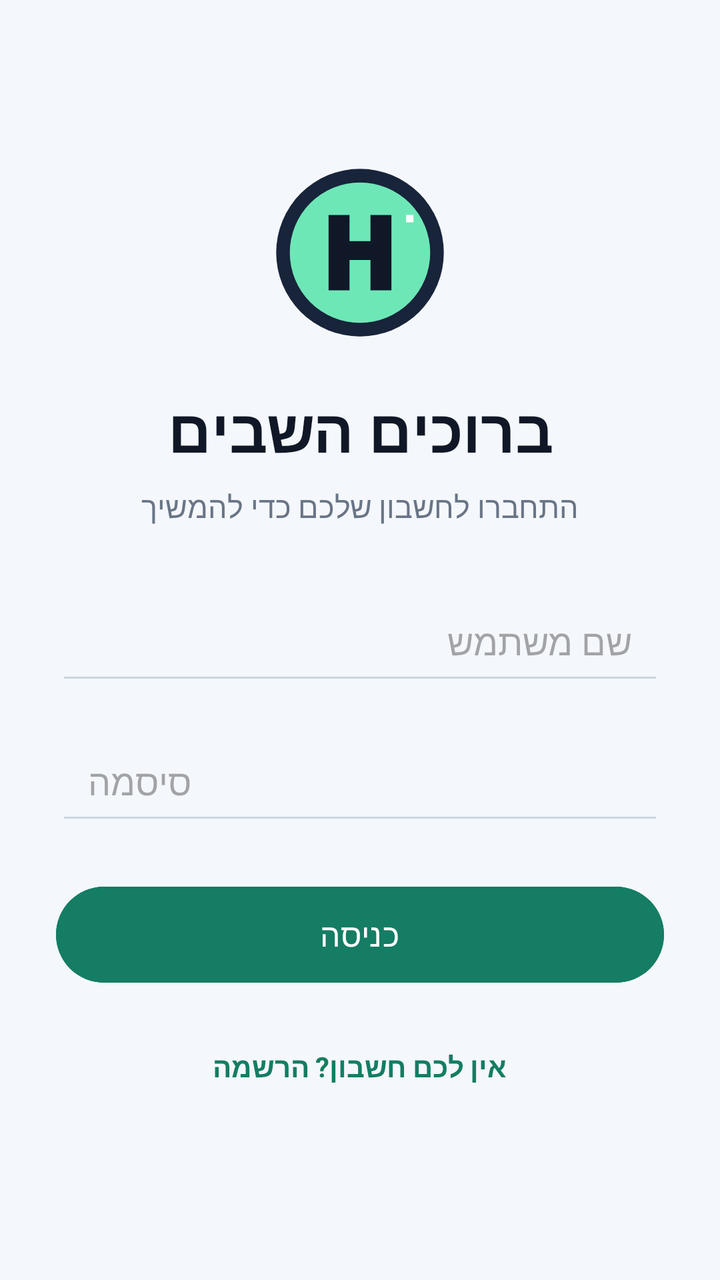
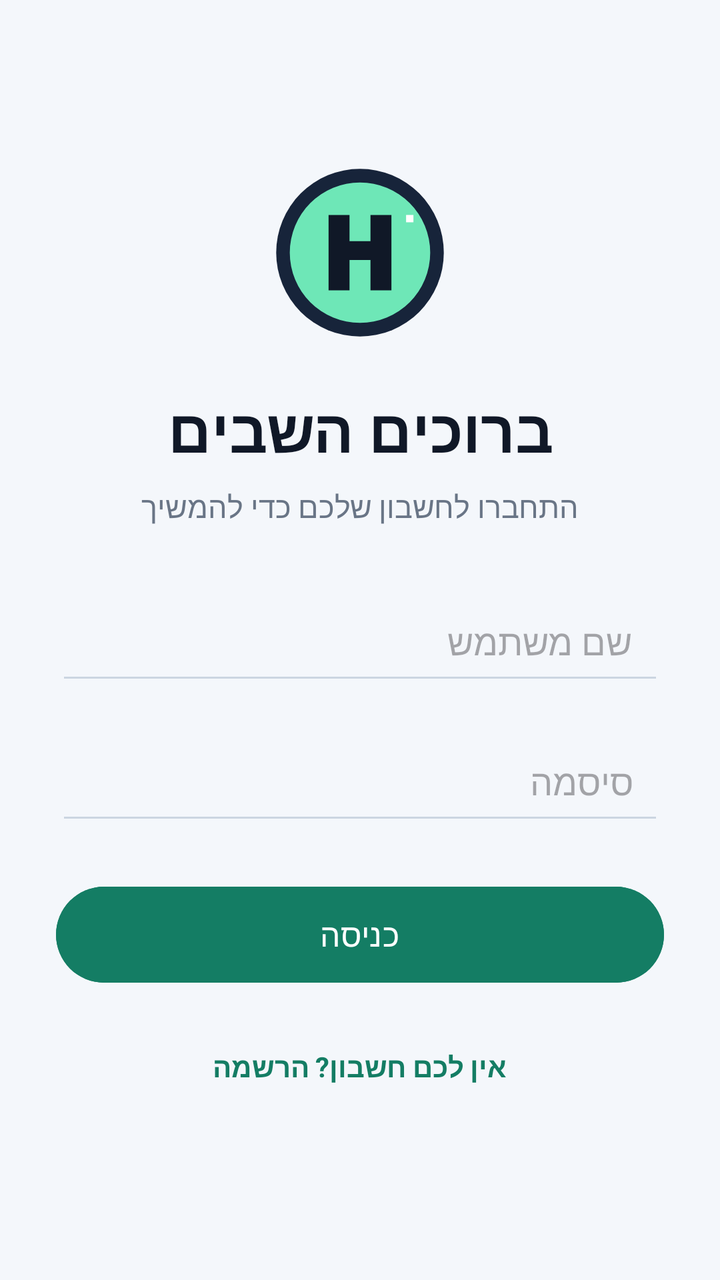

The first picture is an Android layout as it rendered before a commit; the second is the same layout after the commit. The layout source and the unified diff follow.
<!-- AndroidManifest.xml: application theme Theme.Bomba2 -->
<!-- res/layout/activity_login.xml -->
<?xml version="1.0" encoding="utf-8"?>
<ScrollView xmlns:android="http://schemas.android.com/apk/res/android"
    android:layout_width="match_parent"
    android:layout_height="match_parent"
    android:background="#F4F7FB"
    android:fillViewport="true"
    android:layoutDirection="rtl">

    <LinearLayout
        android:layout_width="match_parent"
        android:layout_height="match_parent"
        android:gravity="center_horizontal|center_vertical"
        android:orientation="vertical"
        android:padding="28dp">

        <ImageView
            android:layout_width="88dp"
            android:layout_height="88dp"
            android:contentDescription="סמל האפליקציה"
            android:scaleType="fitCenter"
            android:src="@drawable/ic_brand_mark" />

        <TextView
            android:layout_width="match_parent"
            android:layout_height="wrap_content"
            android:layout_marginTop="24dp"
            android:gravity="center"
            android:text="ברוכים השבים"
            android:textColor="#101827"
            android:textSize="30sp"
            android:textStyle="bold" />

        <TextView
            android:layout_width="match_parent"
            android:layout_height="wrap_content"
            android:layout_marginTop="8dp"
            android:layout_marginBottom="28dp"
            android:gravity="center"
            android:text="התחברו לחשבון שלכם כדי להמשיך"
            android:textColor="#697586"
            android:textSize="15sp" />

        <EditText
            android:id="@+id/etUser"
            android:layout_width="match_parent"
            android:layout_height="56dp"
            android:layout_marginBottom="14dp"
            android:backgroundTint="#CBD5E1"
            android:gravity="center_vertical|start"
            android:hint="שם משתמש"
            android:inputType="text"
            android:paddingHorizontal="16dp"
            android:singleLine="true" />

        <EditText
            android:id="@+id/etPass"
            android:layout_width="match_parent"
            android:layout_height="56dp"
            android:layout_marginBottom="22dp"
            android:backgroundTint="#CBD5E1"
            android:gravity="center_vertical|start"
            android:hint="סיסמה"
            android:inputType="textPassword"
            android:paddingHorizontal="16dp"
            android:singleLine="true" />

        <Button
            android:id="@+id/btnLogin"
            android:layout_width="match_parent"
            android:layout_height="56dp"
            android:backgroundTint="#147D64"
            android:gravity="center"
            android:text="כניסה"
            android:textAllCaps="false"
            android:textSize="16sp" />

        <TextView
            android:id="@+id/tvToRegister"
            android:layout_width="match_parent"
            android:layout_height="48dp"
            android:layout_marginTop="14dp"
            android:clickable="true"
            android:focusable="true"
            android:gravity="center"
            android:text="אין לכם חשבון? הרשמה"
            android:textColor="#147D64"
            android:textStyle="bold" />
    </LinearLayout>
</ScrollView>
<!-- resources referenced by this layout -->
<resources>
  <!-- drawable ic_brand_mark (drawable) -->
  <?xml version="1.0" encoding="utf-8"?>
  <vector xmlns:android="http://schemas.android.com/apk/res/android"
      android:width="168dp"
      android:height="168dp"
      android:viewportWidth="168"
      android:viewportHeight="168">
      <path
          android:fillColor="#17243A"
          android:pathData="M84,4A80,80 0,1 0,84 164A80,80 0,1 0,84 4" />
      <path
          android:fillColor="#6EE7B7"
          android:pathData="M84,17A67,67 0,1 0,84 151A67,67 0,1 0,84 17" />
      <path
          android:fillColor="#101827"
          android:pathData="M54,48h20v25h20V48h20v72H94V91H74v29H54z" />
      <path
          android:fillColor="#FFFFFF"
          android:pathData="M128,48h7v7h-7z" />
  </vector>
  <style name="Theme.Bomba2" parent="Base.Theme.Bomba2" />
  <style name="Base.Theme.Bomba2" parent="Theme.Material3.DayNight.NoActionBar">
          
          
      </style>
</resources>

<!-- the commit's change to res/layout/activity_login.xml (unified diff, before → after) -->
@@ -46,7 +46,7 @@
             android:layout_height="56dp"
             android:layout_marginBottom="14dp"
             android:backgroundTint="#CBD5E1"
-            android:gravity="center_vertical|start"
+            android:gravity="center_vertical|right"
             android:hint="שם משתמש"
             android:inputType="text"
             android:paddingHorizontal="16dp"
@@ -58,7 +58,7 @@
             android:layout_height="56dp"
             android:layout_marginBottom="22dp"
             android:backgroundTint="#CBD5E1"
-            android:gravity="center_vertical|start"
+            android:gravity="center_vertical|right"
             android:hint="סיסמה"
             android:inputType="textPassword"
             android:paddingHorizontal="16dp"
